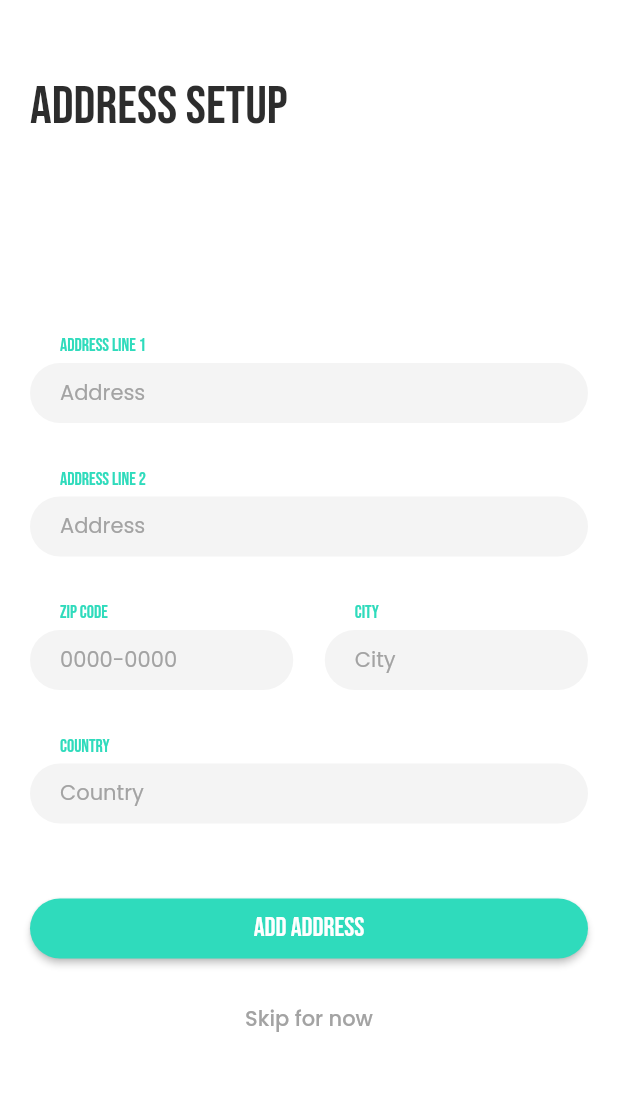
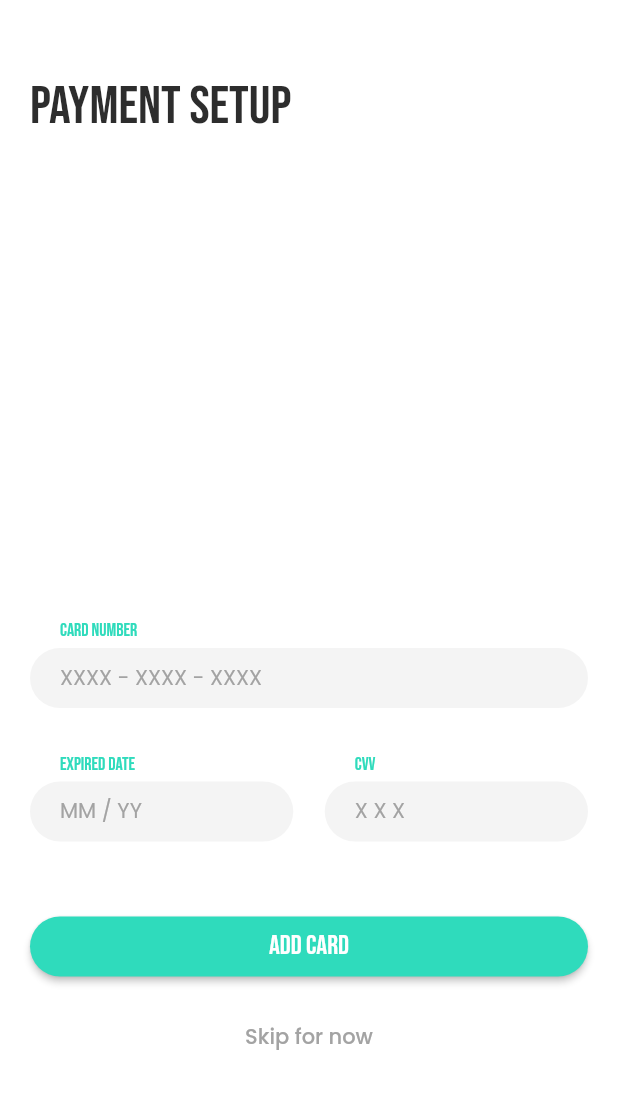
Before and after one commit to Syahro/food_e, a Flutter app: the screen it shows after launch, on a phone screen of 412 x 824 dp, the part 108-1217 px from its top. Run offline on Flutter 3.47's test engine with Material 2 defaults, Android fonts, the light colour scheme and no system bars; our stand-ins replace google_fonts.

Commit message:
done modified paymentSetupPage and add some assets or support

```diff
--- a/lib/main.dart
+++ b/lib/main.dart
@@ -1,5 +1,6 @@
 import 'package:flutter/material.dart';
 import 'package:food_e/pages/address_page.dart';
+import 'package:food_e/pages/payment_setup_page.dart';
 
 void main() => runApp(MyApp());
 
@@ -8,7 +9,7 @@
   Widget build(BuildContext context) {
     return MaterialApp(
       debugShowCheckedModeBanner: false,
-      home: AddressPage(),
+      home: PaymentSetupPage(),
     );
   }
 }
--- /dev/null
+++ b/lib/pages/payment_setup_page.dart
@@ -0,0 +1,84 @@
+import 'package:flutter/material.dart';
+import 'package:food_e/theme.dart';
+import 'package:food_e/widget/button_bottom.dart';
+import 'package:food_e/widget/header.dart';
+import 'package:food_e/widget/text_field_and_label.dart';
+
+class PaymentSetupPage extends StatelessWidget {
+  @override
+  Widget build(BuildContext context) {
+    return Scaffold(
+      backgroundColor: whiteColor,
+      body: SafeArea(
+        child: Padding(
+          padding: EdgeInsets.symmetric(
+            horizontal: defaultMargin,
+            vertical: 50,
+          ),
+          child: Column(
+            mainAxisAlignment: MainAxisAlignment.spaceBetween,
+            children: [
+              Header(
+                headerTitle: 'PAYMENT SETUP',
+                isSubTitle: false,
+                subTitle: '',
+              ),
+              Column(
+                children: [
+                  TextFieldAndLabel(
+                    label: 'CARD NUMBER',
+                    infoText: 'XXXX - XXXX - XXXX',
+                    isPassword: false,
+                  ),
+                  SizedBox(
+                    height: 30,
+                  ),
+                  Row(
+                    mainAxisAlignment: MainAxisAlignment.spaceBetween,
+                    children: [
+                      Container(
+                        width: ((MediaQuery.of(context).size.width -
+                                    (2 * defaultMargin)) /
+                                2) -
+                            10.5,
+                        child: TextFieldAndLabel(
+                          label: 'EXPIRED DATE',
+                          infoText: 'MM / YY',
+                          isPassword: false,
+                        ),
+                      ),
+                      Container(
+                        width: ((MediaQuery.of(context).size.width -
+                                    (2 * defaultMargin)) /
+                                2) -
+                            10.5,
+                        child: TextFieldAndLabel(
+                          label: 'CVV',
+                          infoText: 'X X X',
+                          isPassword: false,
+                        ),
+                      )
+                    ],
+                  ),
+                  SizedBox(
+                    height: 50,
+                  ),
+                  ButtonBottom('ADD CARD'),
+                  SizedBox(
+                    height: 30,
+                  ),
+                  Text(
+                    'Skip for now',
+                    style: bodyText.copyWith(
+                      color: grayColor,
+                    ),
+                  ),
+                ],
+              ),
+            ],
+          ),
+        ),
+      ),
+    );
+  }
+}
```
